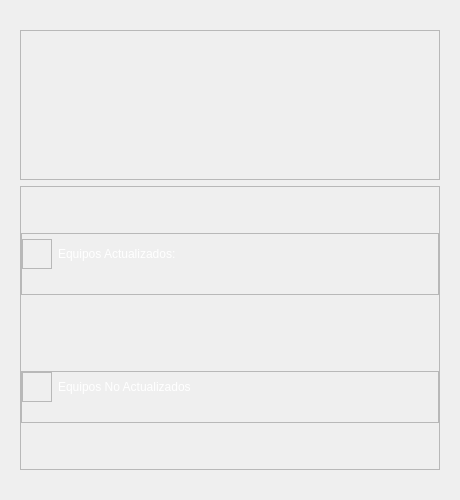
First picture: the form in reporte/reporte.ui, repository oscarfgutierrezo/actualizar_asislock, before the edit.
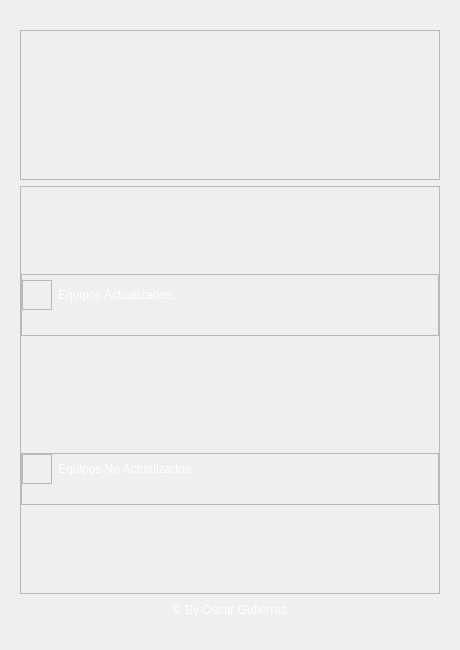
Second picture: the form after the edit. Icons and pictures are not drawn.

What changed in the file:
```diff
--- a/reporte/reporte.ui
+++ b/reporte/reporte.ui
@@ -7,7 +7,7 @@
     <x>0</x>
     <y>0</y>
     <width>460</width>
-    <height>500</height>
+    <height>650</height>
    </rect>
   </property>
   <property name="sizePolicy">
@@ -328,6 +328,32 @@
       </layout>
      </widget>
     </item>
+    <item row="2" column="0">
+     <widget class="QLabel" name="label">
+      <property name="minimumSize">
+       <size>
+        <width>0</width>
+        <height>20</height>
+       </size>
+      </property>
+      <property name="maximumSize">
+       <size>
+        <width>16777215</width>
+        <height>20</height>
+       </size>
+      </property>
+      <property name="styleSheet">
+       <string notr="true">font: 12pt &quot;Arial&quot;;
+color: rgb(255, 255, 255);</string>
+      </property>
+      <property name="text">
+       <string>© By Oscar Gutiérrez</string>
+      </property>
+      <property name="alignment">
+       <set>Qt::AlignCenter</set>
+      </property>
+     </widget>
+    </item>
    </layout>
   </widget>
  </widget>
```
Left out of the diff: 4 changed lines with no effect on the pictures.
